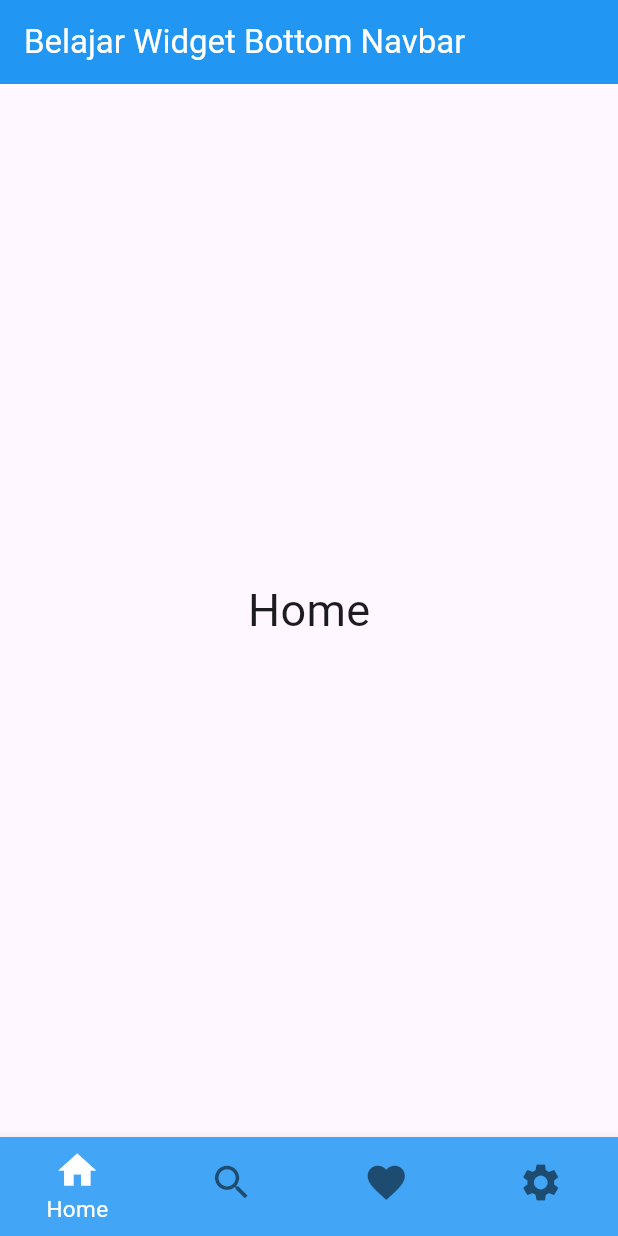
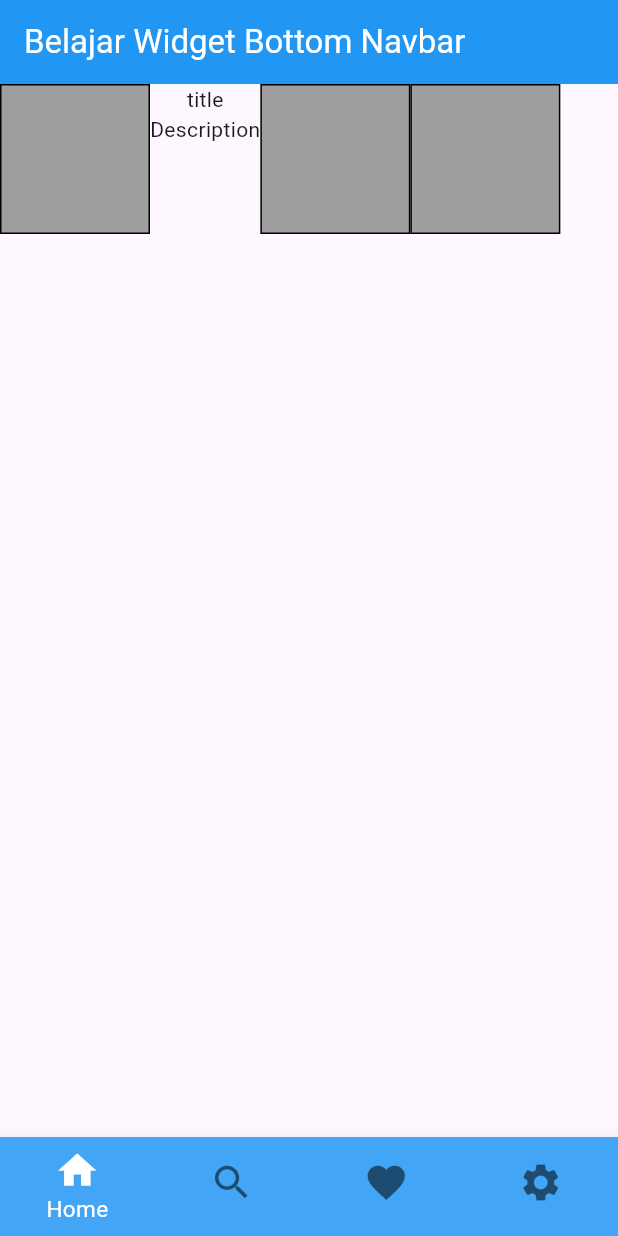
Before and after one commit to seragasantri/flutter_dasar, a Flutter app: the screen it shows after launch, on a phone screen of 412 x 824 dp. Run offline on Flutter 3.47's test engine with Material 3 defaults, Android fonts, the phone set to English and light mode, and no system bars.

Commit message:
Column and Row

```diff
--- a/lib/widget/sample_bottom_navbar.dart
+++ b/lib/widget/sample_bottom_navbar.dart
@@ -1,3 +1,5 @@
+import 'package:belajar_widget/widget/sample_column_row.dart';
+import 'package:belajar_widget/widget/sample_padding.dart';
 import 'package:flutter/material.dart';
 
 class SampleBottomNavbar extends StatefulWidget {
@@ -16,7 +18,7 @@ class _SampleBottomNavbarState extends State<SampleBottomNavbar> {
   }
 
   List<Widget> pages = [
-    const Text('Home', style: TextStyle(fontSize: 30)),
+    const SampleColumnRow(),
     const Text('Search', style: TextStyle(fontSize: 30)),
     const Text('Favorite', style: TextStyle(fontSize: 30)),
     const Text('Settings', style: TextStyle(fontSize: 30)),
@@ -32,7 +34,7 @@ class _SampleBottomNavbarState extends State<SampleBottomNavbar> {
         ),
         backgroundColor: Colors.blue,
       ),
-      body: Center(child: pages[_selectedIndex]),
+      body: pages[_selectedIndex],
       bottomNavigationBar: BottomNavigationBar(
         type: BottomNavigationBarType.fixed,
         backgroundColor: Colors.blue[400],
--- /dev/null
+++ b/lib/widget/sample_column_row.dart
@@ -0,0 +1,27 @@
+import 'package:flutter/material.dart';
+
+class SampleColumnRow extends StatelessWidget {
+  const SampleColumnRow({super.key});
+
+  @override
+  Widget build(BuildContext context) {
+    return Row(
+      mainAxisAlignment: MainAxisAlignment.start,
+      crossAxisAlignment: CrossAxisAlignment.start,
+      children: [
+        _box(),
+        Column(children: [Text('title'), Text('Description')]),
+        _box(),
+        _box(),
+      ],
+    );
+  }
+
+  Widget _box() {
+    return Container(
+      height: 100,
+      width: 100,
+      decoration: BoxDecoration(color: Colors.grey, border: Border.all()),
+    );
+  }
+}
```
